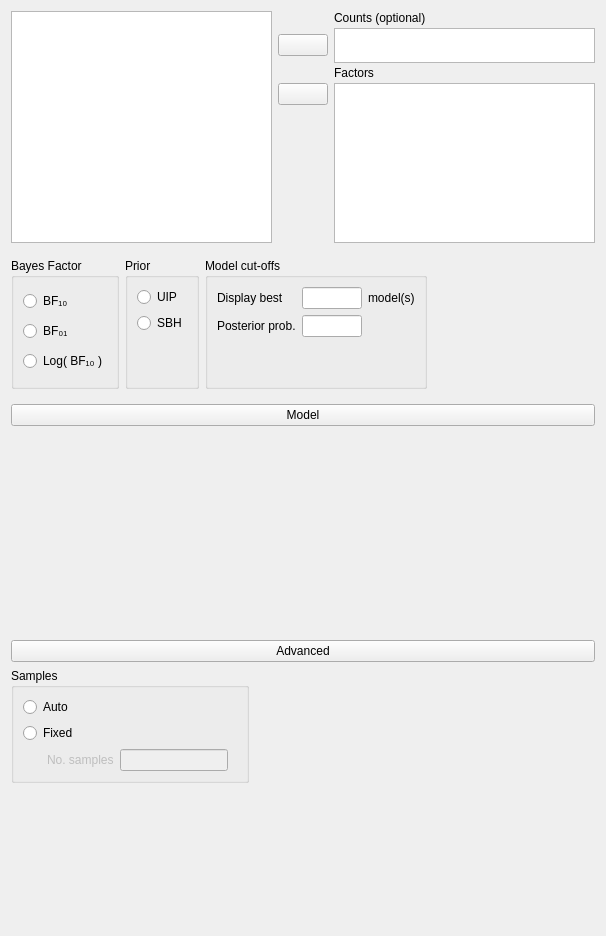
Qt form JASP-Desktop/analysisforms/regressionloglinearbayesianform.ui (jasp-stats/jasp-desktop) before a commit.
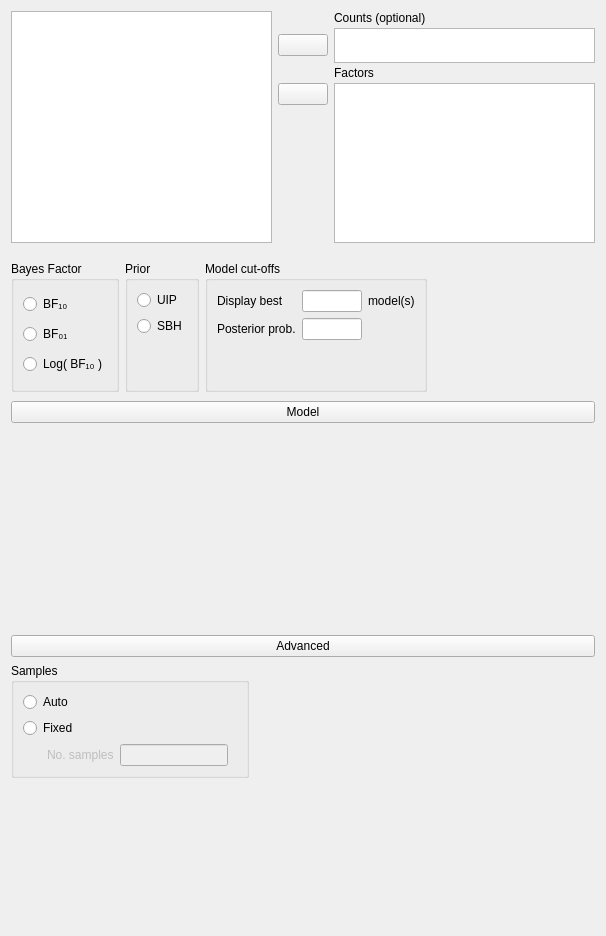
The same form after that commit. Custom widgets are drawn as their Qt base class.

Diff of the .ui file:
```diff
--- a/JASP-Desktop/analysisforms/regressionloglinearbayesianform.ui
+++ b/JASP-Desktop/analysisforms/regressionloglinearbayesianform.ui
@@ -20,6 +20,9 @@
    <string>Form</string>
   </property>
   <layout class="QVBoxLayout" name="verticalLayout">
+   <property name="spacing">
+    <number>0</number>
+   </property>
    <item>
     <widget class="QWidget" name="topWidget" native="true">
      <layout class="QGridLayout" name="gridLayout_3">
@@ -32,9 +35,6 @@
       <property name="rightMargin">
        <number>0</number>
       </property>
-      <property name="bottomMargin">
-       <number>0</number>
-      </property>
       <property name="verticalSpacing">
        <number>3</number>
       </property>
@@ -374,7 +374,7 @@
           <number>0</number>
          </property>
          <property name="bottomMargin">
-          <number>0</number>
+          <number>3</number>
          </property>
          <item row="1" column="0">
           <widget class="AnovaModelWidget" name="modelTerms" native="true">
@@ -418,13 +418,13 @@
        <number>0</number>
       </property>
       <property name="topMargin">
-       <number>2</number>
+       <number>3</number>
       </property>
       <property name="rightMargin">
        <number>0</number>
       </property>
       <property name="bottomMargin">
-       <number>0</number>
+       <number>3</number>
       </property>
       <item row="0" column="0">
        <widget class="ExpanderButton" name="pushButton">
```
